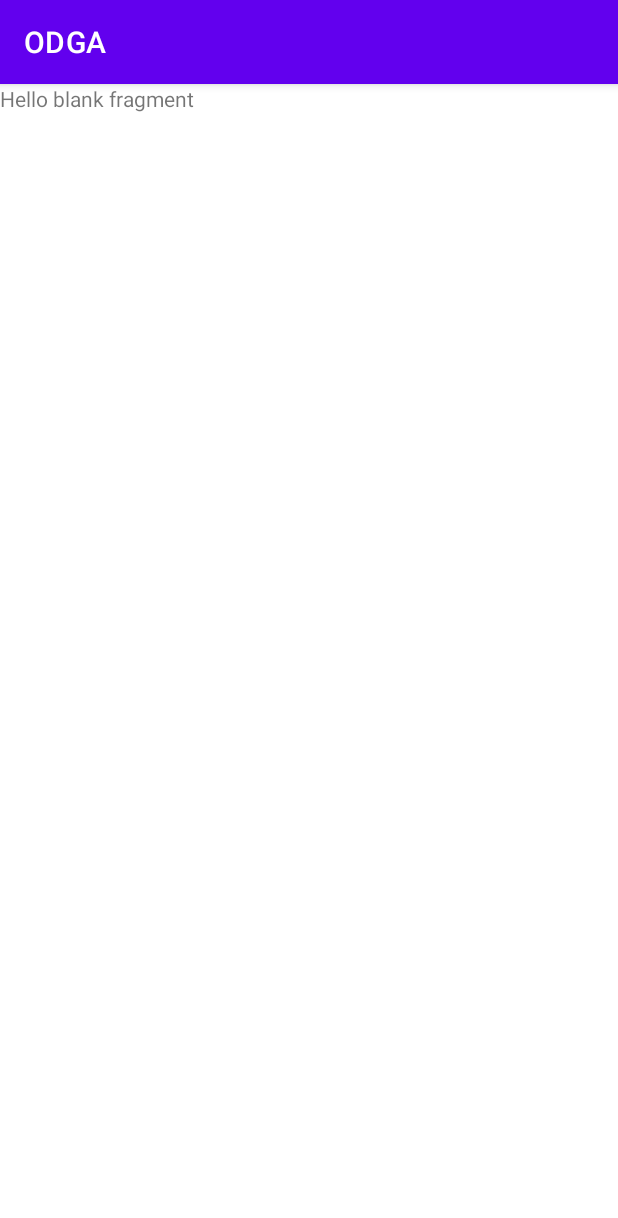
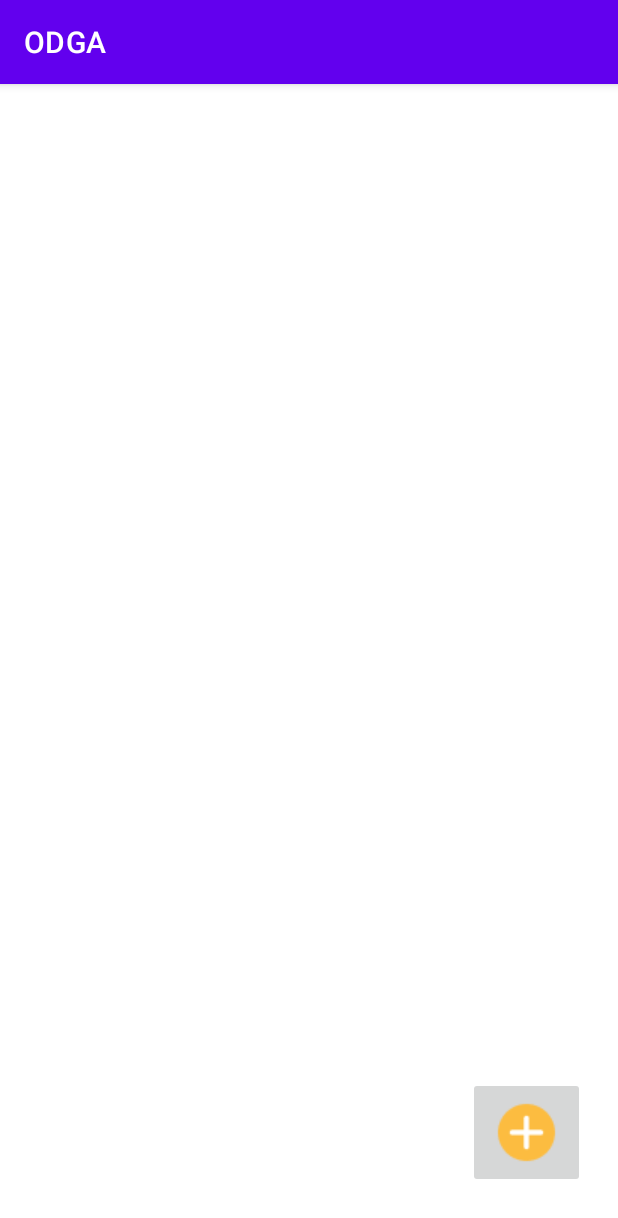
Before and after one commit to bsljm2002/ODGA_TEAM, an Android app: the fragment PhoneBookFragment shown on its own in the app's theme, on a phone screen of 412 x 824 dp. Shown: the top 1218 px of the screen. Run offline under Robolectric (Android 15) with nearby library versions, the light colour scheme and no system bars.

Commit message:
create phone book
Create Sqlite and available Phone Book  data insert, update, delete

```diff
--- a/app/src/main/java/com/jongmyeong/odga/PhoneBookFragment.kt
+++ b/app/src/main/java/com/jongmyeong/odga/PhoneBookFragment.kt
@@ -1,32 +1,28 @@
 package com.jongmyeong.odga
 
+import android.content.Context
+import android.content.Intent
 import android.os.Bundle
+import android.util.Log
 import androidx.fragment.app.Fragment
 import android.view.LayoutInflater
 import android.view.View
 import android.view.ViewGroup
+import android.widget.ImageButton
+import androidx.recyclerview.widget.DividerItemDecoration
+import androidx.recyclerview.widget.LinearLayoutManager
+import androidx.recyclerview.widget.RecyclerView
 
-// TODO: Rename parameter arguments, choose names that match
-// the fragment initialization parameters, e.g. ARG_ITEM_NUMBER
-private const val ARG_PARAM1 = "param1"
-private const val ARG_PARAM2 = "param2"
 
-/**
- * A simple [Fragment] subclass.
- * Use the [PhoneBookFragment.newInstance] factory method to
- * create an instance of this fragment.
- */
 class PhoneBookFragment : Fragment() {
-    // TODO: Rename and change types of parameters
-    private var param1: String? = null
-    private var param2: String? = null
+
+    lateinit var phoneInfoAdapter: PhoneInfoAdapter
+    lateinit var recyclerView1 : RecyclerView
+    private var mContext: Context? = null
 
     override fun onCreate(savedInstanceState: Bundle?) {
         super.onCreate(savedInstanceState)
-        arguments?.let {
-            param1 = it.getString(ARG_PARAM1)
-            param2 = it.getString(ARG_PARAM2)
-        }
+
     }
 
     override fun onCreateView(
@@ -34,26 +30,48 @@ class PhoneBookFragment : Fragment() {
         savedInstanceState: Bundle?
     ): View? {
         // Inflate the layout for this fragment
-        return inflater.inflate(R.layout.fragment_phone_book, container, false)
+        val view : View = inflater.inflate(R.layout.fragment_phone_book, container, false)
+        recyclerView1 = view.findViewById(R.id.phoneInfo) as RecyclerView
+        phoneInfoAdapter = PhoneInfoAdapter()
+        phoneInfoAdapter?.notifyDataSetChanged()
+        recyclerView1?.adapter = phoneInfoAdapter
+        recyclerView1?.layoutManager= LinearLayoutManager(requireContext())
+
+
+        val button : ImageButton = view.findViewById(R.id.btnAdd)
+        button.setOnClickListener(object :View.OnClickListener {
+            override fun onClick(v: View?) {
+                val intent = Intent(activity, PhoneAdd::class.java)
+                startActivity(intent)
+                // 다른 액티비티에서 전환할 때
+//                activity?.finish()
+            }
+
+
+        })
+
+        initRecycler()
+
+        return view
     }
 
-    companion object {
-        /**
-         * Use this factory method to create a new instance of
-         * this fragment using the provided parameters.
-         *
-         * @param param1 Parameter 1.
-         * @param param2 Parameter 2.
-         * @return A new instance of fragment PhoneBookFragment.
-         */
-        // TODO: Rename and change types and number of parameters
-        @JvmStatic
-        fun newInstance(param1: String, param2: String) =
-            PhoneBookFragment().apply {
-                arguments = Bundle().apply {
-                    putString(ARG_PARAM1, param1)
-                    putString(ARG_PARAM2, param2)
-                }
-            }
+    fun initRecycler() {
+
+        val DB_NAME = "sqlite.sql"
+        val DB_VERSION = 1
+        val helper = SqliteHelper(requireContext(), DB_NAME, DB_VERSION)
+        val phones = helper.selectPhoneBook()
+
+        phoneInfoAdapter?.datas.clear()
+        phoneInfoAdapter?.datas.addAll(phones)
+        Log.d("db","${phones}")
+        phoneInfoAdapter?.notifyDataSetChanged()
+
+        recyclerView1.addItemDecoration(
+            DividerItemDecoration(
+                activity,
+                DividerItemDecoration.VERTICAL
+            )
+        )
     }
 }
--- a/app/src/main/res/layout/fragment_home.xml
+++ b/app/src/main/res/layout/fragment_home.xml
@@ -5,10 +5,10 @@
     android:layout_height="match_parent"
     tools:context=".HomeFragment">
 
-    <!-- TODO: Update blank fragment layout -->
+
     <TextView
         android:layout_width="match_parent"
         android:layout_height="match_parent"
-        android:text="@string/hello_blank_fragment" />
+        android:text="준비 중 입니다." />
 
 </FrameLayout>
--- a/app/src/main/res/layout/fragment_phone_book.xml
+++ b/app/src/main/res/layout/fragment_phone_book.xml
@@ -1,14 +1,29 @@
 <?xml version="1.0" encoding="utf-8"?>
-<FrameLayout xmlns:android="http://schemas.android.com/apk/res/android"
+<RelativeLayout xmlns:android="http://schemas.android.com/apk/res/android"
     xmlns:tools="http://schemas.android.com/tools"
     android:layout_width="match_parent"
     android:layout_height="match_parent"
+    xmlns:app="http://schemas.android.com/apk/res-auto"
     tools:context=".PhoneBookFragment">
 
-    <!-- TODO: Update blank fragment layout -->
-    <TextView
+    <androidx.recyclerview.widget.RecyclerView
+        android:id="@+id/phoneInfo"
         android:layout_width="match_parent"
-        android:layout_height="match_parent"
-        android:text="@string/hello_blank_fragment" />
-
-</FrameLayout>
+        android:layout_height="wrap_content"
+        android:orientation="vertical"
+        app:layoutManager="androidx.recyclerview.widget.LinearLayoutManager"
+        tools:listitem="@layout/phone_list"
+        app:layout_constraintTop_toTopOf="parent"
+        app:layout_constraintLeft_toLeftOf="parent"
+        app:layout_constraintRight_toRightOf="parent"
+        />
+    <ImageButton
+        android:id="@+id/btnAdd"
+        android:layout_width="wrap_content"
+        android:layout_height="wrap_content"
+        android:layout_alignParentEnd="true"
+        android:layout_alignParentBottom="true"
+        android:layout_marginEnd="22dp"
+        android:layout_marginBottom="32dp"
+        android:src="@drawable/add" />
+</RelativeLayout>
```
Also changed, not shown: app/src/main/AndroidManifest.xml (+11 -4 lines), app/src/main/java/com/jongmyeong/odga/BluetoothFragment.kt (+70 -13 lines), app/src/main/java/com/jongmyeong/odga/PhoneAdd.kt (added, +36 -0 lines), app/src/main/java/com/jongmyeong/odga/PhoneInfoAdapter.kt (added, +56 -0 lines), app/src/main/java/com/jongmyeong/odga/PhonebookUpdateRemove.kt (added, +80 -0 lines), app/src/main/res/layout/activity_phone_add.xml (added, +65 -0 lines), app/src/main/res/layout/activity_phonebook_update_remove.xml (added, +80 -0 lines), app/src/main/res/layout/fragment_bluetooth.xml (+15 -22 lines), app/src/main/res/layout/phone_list.xml (added, +19 -0 lines).
